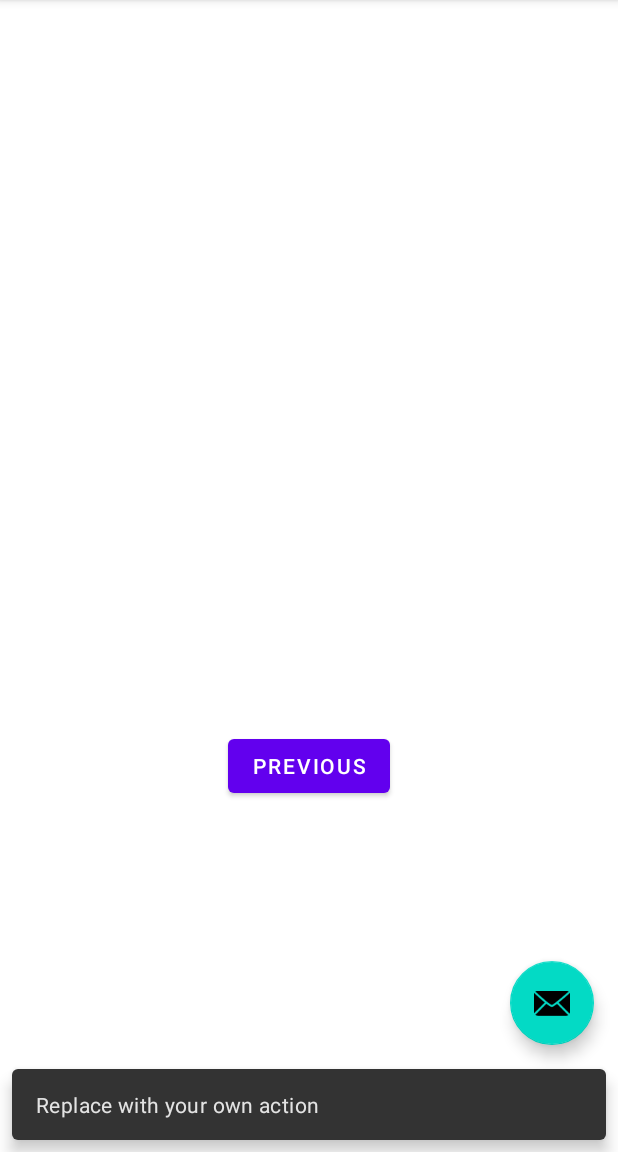
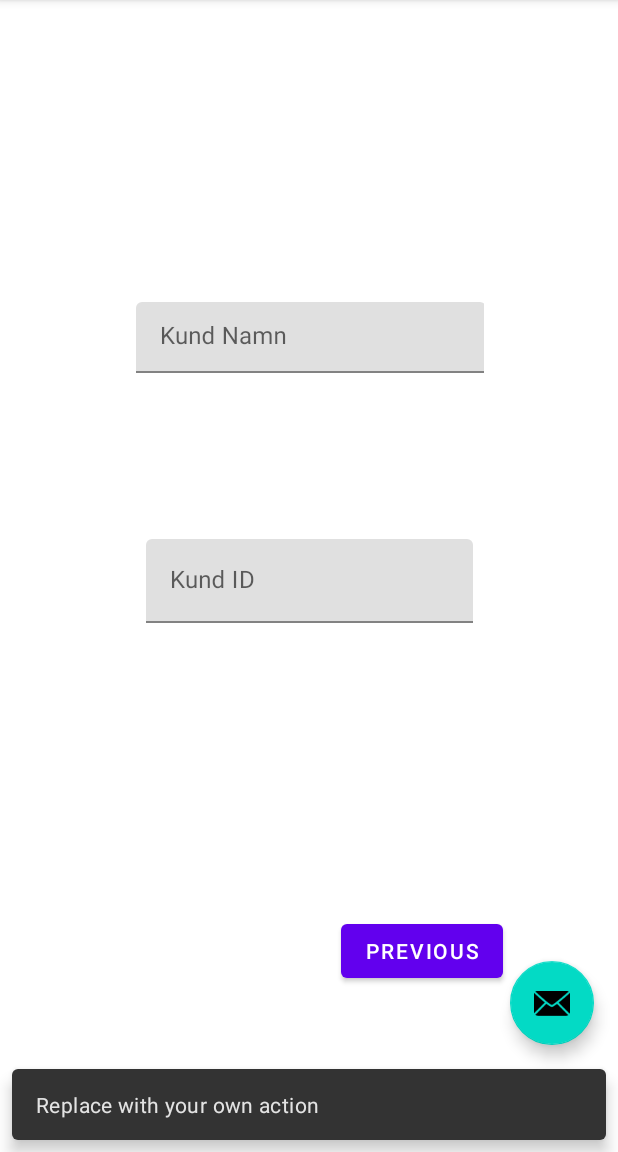
Before and after one commit to Alburrito18/FloppyDisk, an Android app: the SecondFragment screen opened through its navigation route, after a tap on an icon or button, on a phone screen of 412 x 824 dp, the part 84-1236 px from its top. Run offline under Robolectric (Android 15) with nearby library versions, the phone set to English and light mode, and no system bars; 1 statement that could not run was skipped.

Commit message:
Added Textfields and navigation page
ParProgg med Kai

```diff
--- a/app/build.gradle
+++ b/app/build.gradle
@@ -35,6 +35,9 @@ dependencies {
     implementation 'androidx.constraintlayout:constraintlayout:2.0.4'
     implementation 'androidx.navigation:navigation-fragment:2.3.5'
     implementation 'androidx.navigation:navigation-ui:2.3.5'
+    implementation 'androidx.legacy:legacy-support-v4:1.0.0'
+    implementation 'androidx.lifecycle:lifecycle-livedata-ktx:2.2.0'
+    implementation 'androidx.lifecycle:lifecycle-viewmodel-ktx:2.2.0'
     testImplementation 'junit:junit:4.+'
     androidTestImplementation 'androidx.test.ext:junit:1.1.2'
     androidTestImplementation 'androidx.test.espresso:espresso-core:3.3.0'
--- a/app/src/main/java/com/example/intehora/FirstFragment.java
+++ b/app/src/main/java/com/example/intehora/FirstFragment.java
@@ -30,5 +30,12 @@ public class FirstFragment extends Fragment {
                         .navigate(R.id.action_FirstFragment_to_SecondFragment);
             }
         });
+        view.findViewById(R.id.second_button).setOnClickListener(new View.OnClickListener() {
+            @Override
+            public void onClick(View view) {
+                NavHostFragment.findNavController(FirstFragment.this)
+                        .navigate(R.id.action_FirstFragment_to_blankFragment);
+            }
+        });
     }
 }
--- a/app/src/main/java/com/example/intehora/SecondFragment.java
+++ b/app/src/main/java/com/example/intehora/SecondFragment.java
@@ -8,6 +8,8 @@ import android.view.ViewGroup;
 import androidx.annotation.NonNull;
 import androidx.fragment.app.Fragment;
 import androidx.navigation.fragment.NavHostFragment;
+
+import com.google.android.material.textfield.TextInputLayout;
 
 public class SecondFragment extends Fragment {
 
--- a/app/src/main/res/layout/content_main.xml
+++ b/app/src/main/res/layout/content_main.xml
@@ -5,7 +5,7 @@
     android:layout_height="match_parent"
     app:layout_behavior="@string/appbar_scrolling_view_behavior">
 
-    <fragment
+    <androidx.fragment.app.FragmentContainerView
         android:id="@+id/nav_host_fragment"
         android:name="androidx.navigation.fragment.NavHostFragment"
         android:layout_width="0dp"
--- a/app/src/main/res/layout/fragment_first.xml
+++ b/app/src/main/res/layout/fragment_first.xml
@@ -20,9 +20,10 @@
         android:id="@+id/button_first"
         android:layout_width="wrap_content"
         android:layout_height="wrap_content"
-        android:text="@string/next"
+        android:text="@string/l_gg_till_ny_best_llning"
         app:layout_constraintBottom_toBottomOf="parent"
         app:layout_constraintEnd_toEndOf="parent"
         app:layout_constraintStart_toStartOf="parent"
         app:layout_constraintTop_toBottomOf="@id/textview_first" />
+
 </androidx.constraintlayout.widget.ConstraintLayout>
--- a/app/src/main/res/layout/fragment_second.xml
+++ b/app/src/main/res/layout/fragment_second.xml
@@ -6,22 +6,47 @@
     android:layout_height="match_parent"
     tools:context=".SecondFragment">
 
-    <TextView
-        android:id="@+id/textview_second"
+    <Button
+        android:id="@+id/button_second"
         android:layout_width="wrap_content"
         android:layout_height="wrap_content"
-        app:layout_constraintBottom_toTopOf="@id/button_second"
+        android:layout_marginStart="150dp"
+        android:layout_marginTop="500dp"
+        android:text="@string/previous"
+        app:layout_constraintBottom_toBottomOf="parent"
         app:layout_constraintEnd_toEndOf="parent"
         app:layout_constraintStart_toStartOf="parent"
         app:layout_constraintTop_toTopOf="parent" />
 
-    <Button
-        android:id="@+id/button_second"
-        android:layout_width="wrap_content"
-        android:layout_height="wrap_content"
-        android:text="@string/previous"
+    <com.google.android.material.textfield.TextInputLayout
+        android:layout_width="232dp"
+        android:layout_height="65dp"
+        android:layout_marginBottom="300dp"
+        app:layout_constraintBottom_toBottomOf="parent"
+        app:layout_constraintEnd_toEndOf="parent"
+        app:layout_constraintHorizontal_bias="0.502"
+        app:layout_constraintStart_toStartOf="parent"
+        app:layout_constraintTop_toTopOf="parent">
+
+        <com.google.android.material.textfield.TextInputEditText
+            android:layout_width="233dp"
+            android:layout_height="47dp"
+            android:hint="@string/kund_namn" />
+    </com.google.android.material.textfield.TextInputLayout>
+
+    <com.google.android.material.textfield.TextInputLayout
+        android:id="@+id/textInputLayout"
+        android:layout_width="218dp"
+        android:layout_height="58dp"
+        android:layout_marginTop="8dp"
         app:layout_constraintBottom_toBottomOf="parent"
         app:layout_constraintEnd_toEndOf="parent"
         app:layout_constraintStart_toStartOf="parent"
-        app:layout_constraintTop_toBottomOf="@id/textview_second" />
+        app:layout_constraintTop_toTopOf="parent">
+
+        <com.google.android.material.textfield.TextInputEditText
+            android:layout_width="match_parent"
+            android:layout_height="wrap_content"
+            android:hint="@string/kund_id" />
+    </com.google.android.material.textfield.TextInputLayout>
 </androidx.constraintlayout.widget.ConstraintLayout>
--- a/app/src/main/res/navigation/nav_graph.xml
+++ b/app/src/main/res/navigation/nav_graph.xml
@@ -14,6 +14,9 @@
         <action
             android:id="@+id/action_FirstFragment_to_SecondFragment"
             app:destination="@id/SecondFragment" />
+        <action
+            android:id="@+id/action_FirstFragment_to_blankFragment"
+            app:destination="@id/blankFragment" />
     </fragment>
     <fragment
         android:id="@+id/SecondFragment"
@@ -24,5 +27,13 @@
         <action
             android:id="@+id/action_SecondFragment_to_FirstFragment"
             app:destination="@id/FirstFragment" />
+        <action
+            android:id="@+id/action_SecondFragment_to_blankFragment"
+            app:destination="@id/blankFragment" />
     </fragment>
+    <fragment
+        android:id="@+id/blankFragment"
+        android:name="com.example.intehora.BlankFragment"
+        android:label="blank_fragment"
+        tools:layout="@layout/blank_fragment" />
 </navigation>
--- a/app/src/main/res/values/strings.xml
+++ b/app/src/main/res/values/strings.xml
@@ -9,4 +9,8 @@
 
     <string name="hello_first_fragment">Hello first fragment</string>
     <string name="hello_second_fragment">Hello second fragment. Arg: %1$s</string>
+    <string name="l_gg_till_ny_kund">Lägg till ny kund</string>
+    <string name="l_gg_till_ny_best_llning">Lägg till ny beställning</string>
+    <string name="kund_namn">Kund Namn</string>
+    <string name="kund_id">Kund ID</string>
 </resources>
```
Also changed, not shown: app/src/main/java/com/example/intehora/BlankFragment.java (added, +36 -0 lines), app/src/main/java/com/example/intehora/BlankViewModel.java (added, +7 -0 lines), app/src/main/res/layout/blank_fragment.xml (added, +13 -0 lines).
